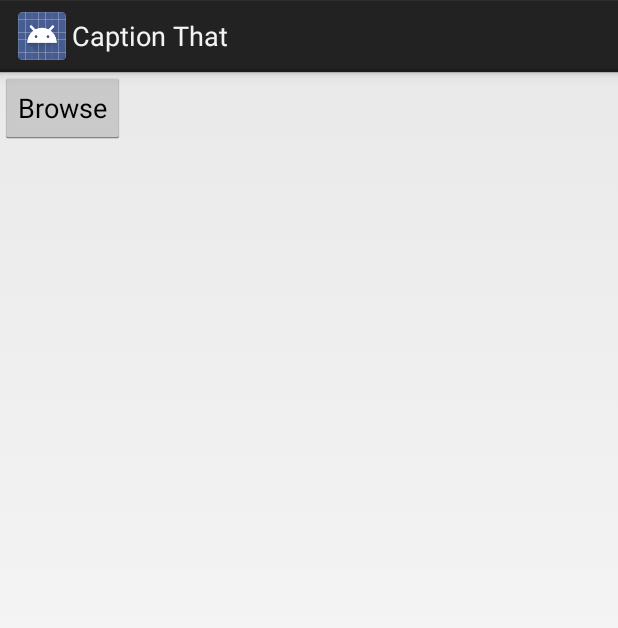
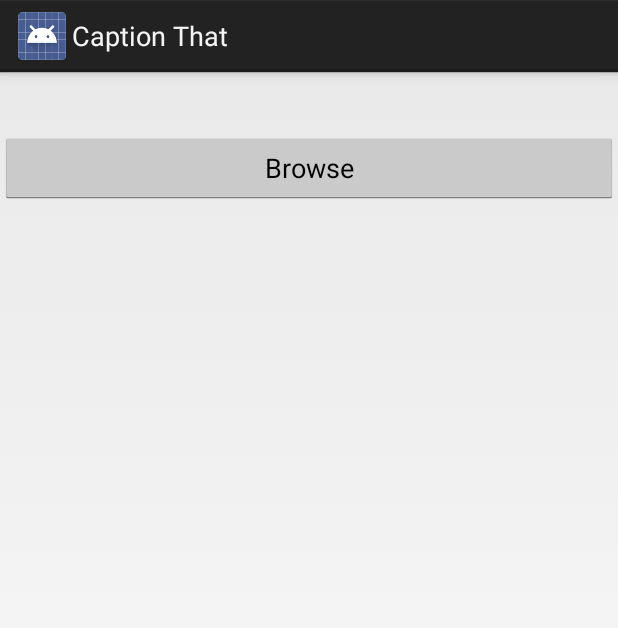
Before and after one commit to TRP3/CaptionThat, an Android app: the layout choose_picture.xml on its own in the app's theme, with its tools: preview values and no code run, on a phone screen of 412 x 824 dp. Shown: the top 628 px of the screen. Run offline under Robolectric (Android 15) with nearby library versions, the phone set to English and light mode, and no system bars.

Commit message:
Initial commit

```diff
--- a/CaptionThat/src/main/java/hacktx/captionthat/InitialSetup.java
+++ b/CaptionThat/src/main/java/hacktx/captionthat/InitialSetup.java
@@ -48,7 +48,7 @@ public class InitialSetup extends Activity {
 
 		Log.d("InitialSetup", "onCreate");
 
-		setContentView(R.layout.activity_fullscreen);
+		setContentView(R.layout.choose_picture);
 
 		//browse for picture
 		browseForPicture();
@@ -110,12 +110,12 @@ public class InitialSetup extends Activity {
 		final AlertDialog dialog = builder.create();
 
 		mImageView = (ImageView) findViewById(R.id.chosenPicture);
-		//FIXME
 
 		((Button) findViewById(R.id.browse_button)).setOnClickListener(new
 				View.OnClickListener() {
 			@Override
 			public void onClick(View v) {
+                findViewById(R.id.browse_button).setVisibility(View.GONE);
 				dialog.show();
 			}
 		});
--- a/CaptionThat/src/main/res/layout/choose_picture.xml
+++ b/CaptionThat/src/main/res/layout/choose_picture.xml
@@ -11,8 +11,10 @@
         android:layout_gravity="center_horizontal" />
 
     <Button
-        android:layout_width="wrap_content"
+        android:layout_width="match_parent"
         android:layout_height="wrap_content"
         android:text="Browse"
-        android:id="@+id/browse_button" />
+        android:id="@+id/browse_button"
+        android:layout_gravity="center"
+        android:layout_marginTop="40dp" />
 </LinearLayout>
```
